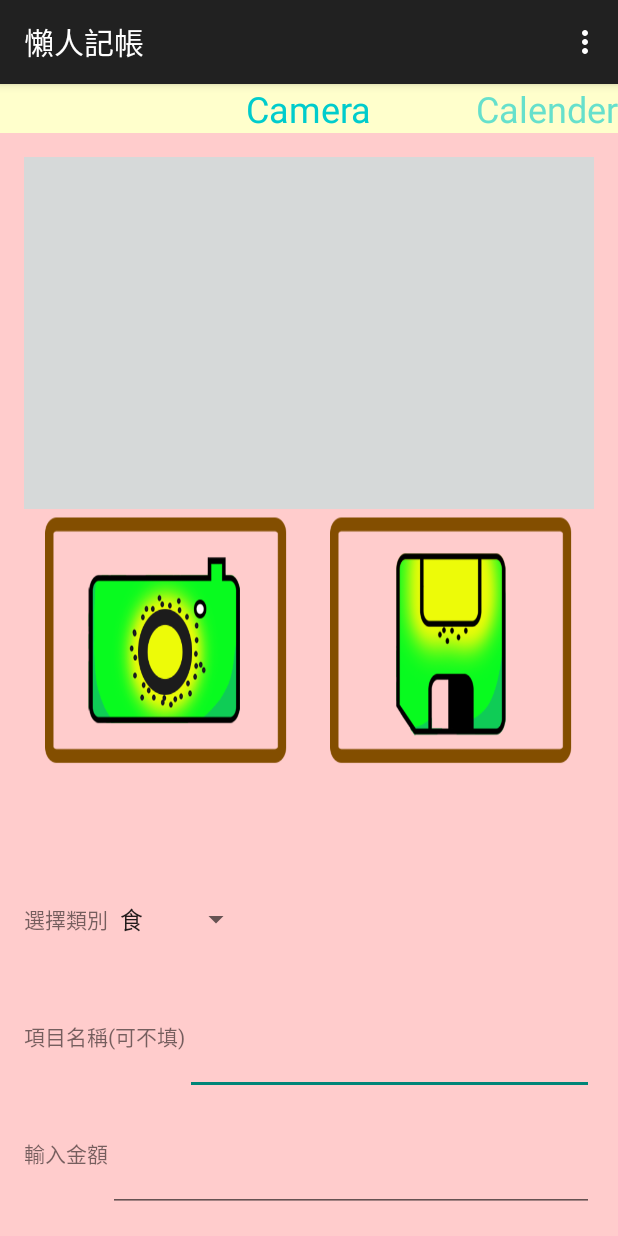
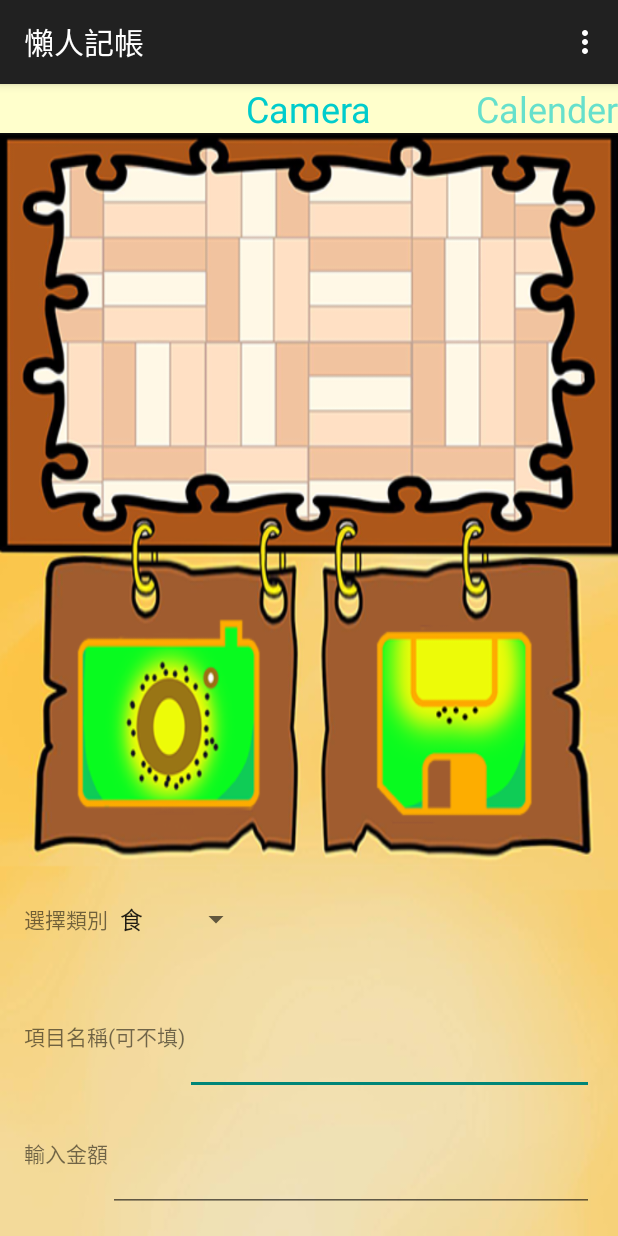
Before and after one commit to TWKiwi/AI_Wallet, an Android app: the ChargeActivity screen opened directly, with no data from a screen before it, on a phone screen of 412 x 824 dp. Run offline under Robolectric (Android 15) with nearby library versions, the phone set to English and light mode, and no system bars; libraries missing offline, so code that uses them is left out: org.achartengine, org.achartengine.chart, org.achartengine.model, org.achartengine.renderer; 20 statements that could not run were skipped.

Commit message:
長條圖差避免例外發生，跟美觀設計ＸＤ 新增桌面進入點

```diff
--- a/app/src/main/java/kiwi/ai_wallet/ChargeActivity.java
+++ b/app/src/main/java/kiwi/ai_wallet/ChargeActivity.java
@@ -78,7 +78,7 @@ public class ChargeActivity extends MainActivity{
 
 
     ImageView PhotoPic = null;
-    Button TakePic,SaveBtn;
+    TextView TakePic,SaveBtn;
     CalendarView calendarDate = null;
     Spinner consumerType = null;
     EditText name,priceText;
@@ -118,8 +118,8 @@ public class ChargeActivity extends MainActivity{
 
         calendarDate = (CalendarView)vCalender.findViewById(R.id.calendarView);
         PhotoPic = (ImageView)vCamera.findViewById(R.id.PhotoPic);
-        TakePic = (Button)vCamera.findViewById(R.id.TakePic);
-        SaveBtn = (Button)vCamera.findViewById(R.id.saveBtn);
+        TakePic = (TextView)vCamera.findViewById(R.id.TakePic);
+        SaveBtn = (TextView)vCamera.findViewById(R.id.saveBtn);
         name = (EditText)vCamera.findViewById(R.id.name);
         consumerType = (Spinner)vCamera.findViewById(R.id.consumerType);
         priceText = (EditText)vCamera.findViewById(R.id.price);
@@ -345,7 +345,7 @@ public class ChargeActivity extends MainActivity{
 
         while (cursor.moveToNext()){
             if(cursor.getString(4).substring(0,6).equals(select_month.substring(0,6))){
-                sum += Double.parseDouble(cursor.getString(3));
+                sum += (double)(Integer.parseInt(cursor.getString(3)));
             }
         }
 
--- a/app/src/main/java/kiwi/ai_wallet/DBHelper.java
+++ b/app/src/main/java/kiwi/ai_wallet/DBHelper.java
@@ -17,7 +17,7 @@ import android.database.sqlite.SQLiteOpenHelper;
 public class DBHelper extends SQLiteOpenHelper{
 
     private final static String DATABASE_NAME = "demo.db";
-    private final static int DATABASE_VERSION = 5;
+    private final static int DATABASE_VERSION = 6;
 
     public DBHelper(Context context){
         super(context, DATABASE_NAME, null, DATABASE_VERSION);
--- a/app/src/main/java/kiwi/ai_wallet/SmartbutlerActivity.java
+++ b/app/src/main/java/kiwi/ai_wallet/SmartbutlerActivity.java
@@ -8,7 +8,7 @@ import android.view.MenuItem;
 import android.view.View;
 
 
-public class SmartbutlerActivity extends MainActivity {
+public class SmartbutlerActivity extends OptionActivity {
 
     private ViewPager ViewPager;
     private View vproposal,vscale;
--- a/app/src/main/res/layout/camera_for_charge.xml
+++ b/app/src/main/res/layout/camera_for_charge.xml
@@ -4,7 +4,7 @@
     android:paddingRight="@dimen/activity_horizontal_margin"
     android:paddingTop="@dimen/activity_vertical_margin"
     android:paddingBottom="@dimen/activity_vertical_margin" tools:context=".MainActivity"
-    android:background="#ffcc">
+    android:background="@drawable/tackpic_bag">
 
     <LinearLayout
         android:orientation="vertical"
@@ -21,15 +21,20 @@
             android:layout_height="match_parent"
             android:layout_width="match_parent"
             android:orientation="vertical"
-            android:layout_weight="1">
+            android:layout_weight="1"
+            android:paddingLeft="30dp"
+            android:paddingRight="30dp"
+            android:paddingTop="10dp"
+            android:paddingBottom="10dp"
+            >
 
             <ImageView
                 android:layout_width="match_parent"
                 android:layout_height="match_parent"
                 android:layout_weight="1"
                 android:id="@+id/PhotoPic"
-                android:background="#ccdd"
-                android:scaleType="centerCrop"/>
+                android:scaleType="centerCrop"
+                />
         </LinearLayout>
 
         <LinearLayout
@@ -39,21 +44,21 @@
             android:layout_weight="1">
 
 
-            <Button
+            <TextView
                 android:layout_width="match_parent"
                 android:layout_height="match_parent"
                 android:layout_weight="1"
 
                 android:id="@+id/TakePic"
-                android:background="@drawable/tackpic"/>
+               />
 
-            <Button
+            <TextView
                 android:layout_width="match_parent"
                 android:layout_height="match_parent"
                 android:layout_weight="1"
 
                 android:id="@+id/saveBtn"
-                android:background="@drawable/save"/>
+               />
 
         </LinearLayout>
 
--- a/app/src/main/res/layout/start.xml
+++ b/app/src/main/res/layout/start.xml
@@ -3,7 +3,7 @@
     xmlns:tools="http://schemas.android.com/tools"
     android:layout_width="match_parent" android:layout_height="match_parent"
     android:paddingLeft="@dimen/activity_horizontal_margin"  android:paddingRight="@dimen/activity_horizontal_margin" android:paddingTop="@dimen/activity_vertical_margin" android:paddingBottom="@dimen/activity_vertical_margin"
-    android:background="#ffcc"
+    android:background="#000000"
     tools:context=".MainActivity">
 
 
```
Also changed, not shown: app/src/main/AndroidManifest.xml (+10 -5 lines), app/src/main/res/layout/menu.xml (+15 -16 lines), app/src/main/res/drawable/menu_bag.png (added), app/src/main/res/drawable/start.png, app/src/main/res/drawable/tackpic_bag.png (added), 4 other files.
